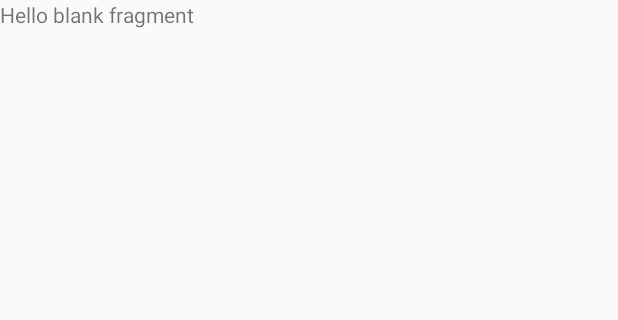
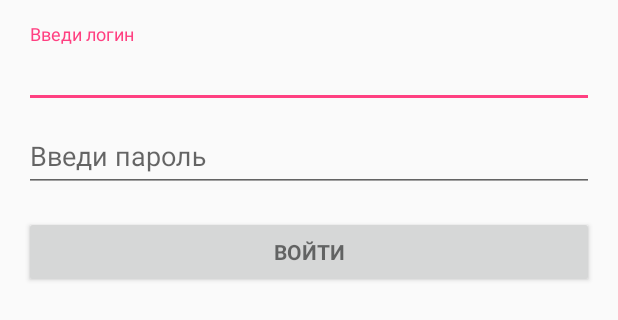
Before and after one commit to YetAnotherTeam/jatumba-android, an Android app: the layout fragment_login.xml on its own in the app's theme, with its tools: preview values and no code run, on a phone screen of 412 x 824 dp. Shown: the top 320 px of the screen. Run offline under Robolectric (Android 15) with nearby library versions, the phone set to English and light mode, and no system bars.

Commit message:
добавил черновой вариант фрагмента login

```diff
--- a/app/src/main/res/layout/fragment_login.xml
+++ b/app/src/main/res/layout/fragment_login.xml
@@ -1,13 +1,68 @@
-<FrameLayout xmlns:android="http://schemas.android.com/apk/res/android"
+<LinearLayout xmlns:android="http://schemas.android.com/apk/res/android"
     xmlns:tools="http://schemas.android.com/tools"
     android:layout_width="match_parent"
     android:layout_height="match_parent"
-    tools:context="com.jat.jatumba.presentation.auth.login.LoginFragment">
+    android:gravity="center_horizontal"
+    android:orientation="vertical"
+    android:paddingBottom="@dimen/activity_vertical_margin"
+    android:paddingLeft="@dimen/activity_horizontal_margin"
+    android:paddingRight="@dimen/activity_horizontal_margin"
+    android:paddingTop="@dimen/activity_vertical_margin"
+    tools:context="victoriaslmn.android.viper.sample.data.LoginActivity">
 
-    <!-- TODO: Update blank fragment layout -->
-    <TextView
+    <ScrollView
+        android:id="@+id/login_form"
         android:layout_width="match_parent"
-        android:layout_height="match_parent"
-        android:text="@string/hello_blank_fragment" />
+        android:layout_height="match_parent">
 
-</FrameLayout>
+        <LinearLayout
+            android:id="@+id/email_login_form"
+            android:layout_width="match_parent"
+            android:layout_height="wrap_content"
+            android:orientation="vertical">
+
+            <android.support.design.widget.TextInputLayout
+                android:layout_width="match_parent"
+                android:layout_height="wrap_content">
+
+                <AutoCompleteTextView
+                    android:id="@+id/email"
+                    android:layout_width="match_parent"
+                    android:layout_height="wrap_content"
+                    android:hint="@string/prompt_login"
+                    android:inputType="textEmailAddress"
+                    android:maxLines="1"
+                    android:singleLine="true" />
+
+            </android.support.design.widget.TextInputLayout>
+
+            <android.support.design.widget.TextInputLayout
+                android:layout_width="match_parent"
+                android:layout_height="wrap_content">
+
+                <EditText
+                    android:id="@+id/password"
+                    android:layout_width="match_parent"
+                    android:layout_height="wrap_content"
+                    android:hint="@string/prompt_password"
+                    android:imeActionId="@+id/login"
+                    android:imeActionLabel="@string/action_sign_in_short"
+                    android:imeOptions="actionUnspecified"
+                    android:inputType="textPassword"
+                    android:maxLines="1"
+                    android:singleLine="true" />
+
+            </android.support.design.widget.TextInputLayout>
+
+            <Button
+                android:id="@+id/email_sign_in_button"
+                style="?android:textAppearanceSmall"
+                android:layout_width="match_parent"
+                android:layout_height="wrap_content"
+                android:layout_marginTop="16dp"
+                android:text="@string/do_login"
+                android:textStyle="bold" />
+
+        </LinearLayout>
+    </ScrollView>
+</LinearLayout>
--- a/app/src/main/res/layout/fragment_preloader.xml
+++ b/app/src/main/res/layout/fragment_preloader.xml
@@ -3,9 +3,11 @@
     android:layout_width="match_parent"
     android:layout_height="match_parent"
     tools:context="com.jat.jatumba.presentation.auth.preloader.PreloaderFragment">
+
     <ImageView
         android:layout_width="match_parent"
         android:layout_height="match_parent"
-        android:src="@drawable/logo_text"
-        android:padding="30dp"/>
+        android:background="@drawable/logo_background"
+        android:padding="30dp"
+        android:src="@drawable/logo_text" />
 </FrameLayout>
--- a/app/src/main/res/values/strings.xml
+++ b/app/src/main/res/values/strings.xml
@@ -7,4 +7,11 @@
     <!-- TODO: Remove or change this placeholder text -->
     <string name="hello_blank_fragment">Hello blank fragment</string>
     <string name="error">Apllication error! Sorry...</string>
+    <string name="login">Login</string>
+    <string name="password">Password</string>
+    <string name="do_login">Войти</string>
+    <string name="register">Зарегистрироваться</string>
+    <string name="prompt_login">Введи логин</string>
+    <string name="prompt_password">Введи пароль</string>
+    <string name="action_sign_in_short">123</string>
 </resources>
```
Also changed, not shown: app/src/main/java/com/jat/jatumba/presentation/auth/AuthActivity.java (+4 -21 lines), app/src/main/java/com/jat/jatumba/presentation/common/BaseActivity.java (+17 -0 lines), app/src/main/res/drawable/logo_background.xml (added, +15 -0 lines).
